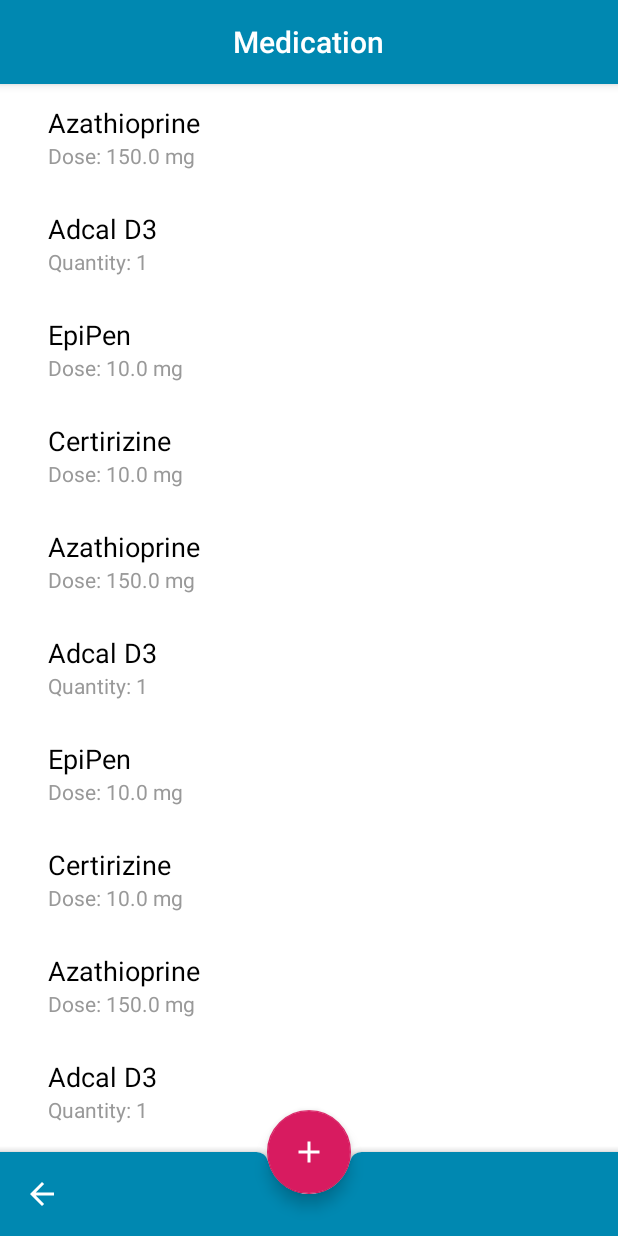
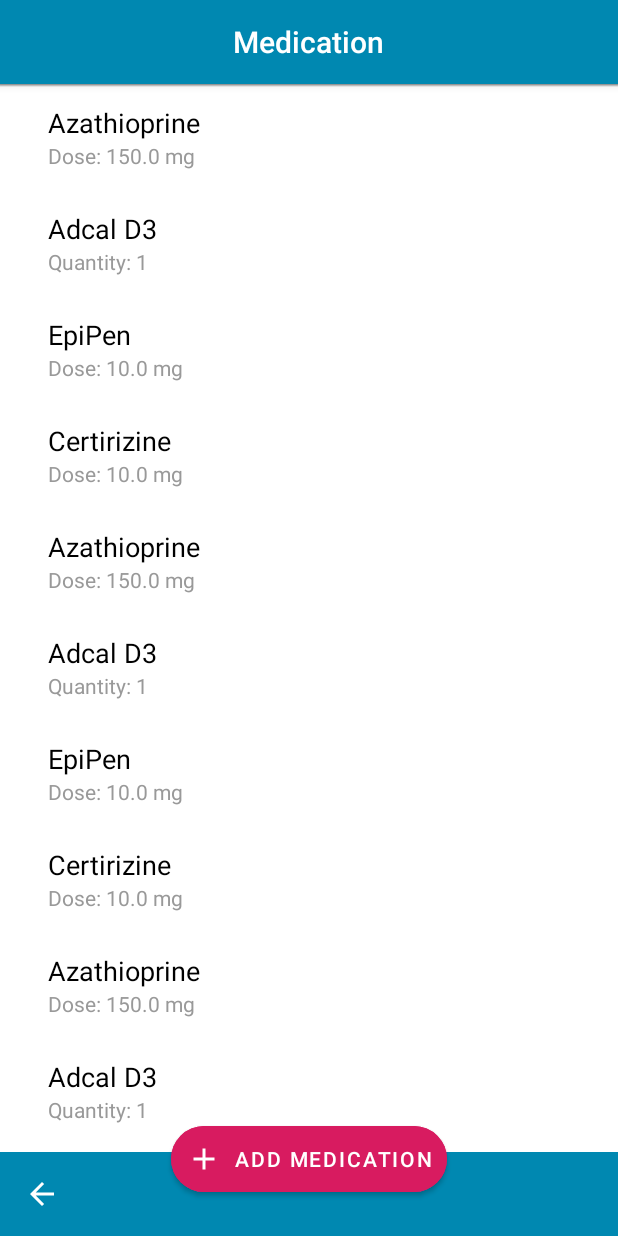
Before and after one commit to wrussell1999/medhelp-android, an Android app: the screen it shows after launch (MedicationOverview), after a tap on "VIEW MEDICATION", on a phone screen of 412 x 824 dp. Run offline under Robolectric (Android 15) with nearby library versions, the phone set to English and light mode, and no system bars; 1 statement that could not run was skipped.

Commit message:
Static bars with scroll

```diff
--- a/app/src/main/java/com/will_russell/medhelp/MedicationOverview.java
+++ b/app/src/main/java/com/will_russell/medhelp/MedicationOverview.java
@@ -4,6 +4,7 @@ import android.graphics.Color;
 import android.os.Bundle;
 
 import com.google.android.material.bottomappbar.BottomAppBar;
+import com.google.android.material.button.MaterialButton;
 import com.google.android.material.floatingactionbutton.FloatingActionButton;
 import androidx.appcompat.app.AppCompatActivity;
 import androidx.appcompat.widget.Toolbar;
@@ -26,8 +27,9 @@ public class MedicationOverview extends AppCompatActivity {
         this.getSupportActionBar().setDisplayHomeAsUpEnabled(true);
         this.getSupportActionBar().setHomeAsUpIndicator(R.drawable.ic_arrow_back_white_24dp);
 
-        FloatingActionButton fab = findViewById(R.id.fab);
-        fab.setOnClickListener(new View.OnClickListener() {
+
+        MaterialButton button = findViewById(R.id.fab);
+        button.setOnClickListener(new View.OnClickListener() {
             @Override
             public void onClick(View view) {
                 createMedication();
--- a/app/src/main/java/com/will_russell/medhelp/Timeline.java
+++ b/app/src/main/java/com/will_russell/medhelp/Timeline.java
@@ -38,36 +38,6 @@ public class Timeline extends AppCompatActivity {
             }
         });
 
-        NestedScrollView scroller = findViewById(R.id.scroll_view);
-        if (scroller != null) {
-            scroller.setOnScrollChangeListener(new NestedScrollView.OnScrollChangeListener() {
-                @Override
-                public void onScrollChange(NestedScrollView v, int scrollX, int scrollY, int oldScrollX, int oldScrollY) {
-                    MaterialButton bt = findViewById(R.id.med_button);
-                    boolean visible = true;
-                    if (scrollY > oldScrollY || scrollY == ( v.getMeasuredHeight() - v.getChildAt(0).getMeasuredHeight())) {
-                        Animation fadeOut = AnimationUtils.loadAnimation(getApplicationContext(), R.anim.button_fade_out);
-                        bt.startAnimation(fadeOut);
-                        bt.setVisibility(View.GONE);
-                        visible = false;
-                    }
-                    if (scrollY < oldScrollY || scrollY == 0) {
-                        Animation fadeIn = AnimationUtils.loadAnimation(getApplicationContext(), R.anim.button_fade_in);
-                        if (visible == false) {
-                            bt.startAnimation(fadeIn);
-                            visible = true;
-                        }
-                        bt.setVisibility(View.VISIBLE);
-
-                    }
-                }
-            });
-        }
-
-
-
-
-
         String[] times1 = new String[2];
         times1[0] = "10:00";
         times1[1] = "20:00";
@@ -87,6 +57,7 @@ public class Timeline extends AppCompatActivity {
         String[] none = new String[1];
         none[0] = "N/A";
 
+        for (int i = 0; i < 10; i++) {
             Medication.medicationList.add(new Medication(
                     "Azathioprine",
                     times1,
@@ -116,67 +87,7 @@ public class Timeline extends AppCompatActivity {
                     10.0,
                     none
             ));
-
-        Medication.medicationList.add(new Medication(
-                "Azathioprine",
-                times1,
-                times1.length,
-                150.0,
-                r1
-        ));
-
-        Medication.medicationList.add(new Medication(
-                "Adcal D3",
-                times2,
-                times2.length,
-                1,
-                r1
-        ));
-        Medication.medicationList.add(new Medication(
-                "EpiPen",
-                times3,
-                times3.length,
-                10.0,
-                r1
-        ));
-        Medication.medicationList.add(new Medication(
-                "Certirizine",
-                times4,
-                times4.length,
-                10.0,
-                none
-        ));
-
-        Medication.medicationList.add(new Medication(
-                "Azathioprine",
-                times1,
-                times1.length,
-                150.0,
-                r1
-        ));
-
-        Medication.medicationList.add(new Medication(
-                "Adcal D3",
-                times2,
-                times2.length,
-                1,
-                r1
-        ));
-        Medication.medicationList.add(new Medication(
-                "EpiPen",
-                times3,
-                times3.length,
-                10.0,
-                r1
-        ));
-        Medication.medicationList.add(new Medication(
-                "Certirizine",
-                times4,
-                times4.length,
-                10.0,
-                none
-        ));
-
+        }
         buildView();
     }
 
--- /dev/null
+++ b/app/src/main/res/drawable/toolbar_shadow.xml
@@ -0,0 +1,7 @@
+<?xml version="1.0" encoding="utf-8"?>
+<shape xmlns:android="http://schemas.android.com/apk/res/android"
+    android:shape="rectangle">
+    <gradient android:startColor="@android:color/transparent"
+        android:endColor="#88333333"
+        android:angle="90"/>
+</shape>
--- a/app/src/main/res/layout/activity_change_medication.xml
+++ b/app/src/main/res/layout/activity_change_medication.xml
@@ -107,8 +107,8 @@
         android:layout_gravity="bottom"
         style="@style/Widget.MaterialComponents.BottomAppBar"
         android:backgroundTint="@color/colorPrimary"
-        app:fabAnimationMode="slide"
         app:fabCradleMargin="0dp"
+        app:fabCradleRoundedCornerRadius="0dp"
         app:fabAlignmentMode="center"
         app:hideOnScroll="true"/>
 
--- a/app/src/main/res/layout/activity_medication_overview.xml
+++ b/app/src/main/res/layout/activity_medication_overview.xml
@@ -1,5 +1,5 @@
 <?xml version="1.0" encoding="utf-8"?>
-<androidx.coordinatorlayout.widget.CoordinatorLayout xmlns:android="http://schemas.android.com/apk/res/android"
+<androidx.constraintlayout.widget.ConstraintLayout xmlns:android="http://schemas.android.com/apk/res/android"
     xmlns:app="http://schemas.android.com/apk/res-auto"
     xmlns:tools="http://schemas.android.com/tools"
     android:layout_width="match_parent"
@@ -11,13 +11,17 @@
         android:id="@+id/app_bar"
         android:layout_width="match_parent"
         android:layout_height="?attr/actionBarSize"
-        android:theme="@style/AppTheme.AppBarOverlay">
+        android:theme="@style/AppTheme.AppBarOverlay"
+        app:layout_constraintTop_toTopOf="parent"
+        app:layout_constraintLeft_toLeftOf="parent"
+        app:layout_constraintRight_toRightOf="parent">
             <androidx.appcompat.widget.Toolbar
                 android:id="@+id/toolbar"
                 android:layout_width="match_parent"
                 android:layout_height="?attr/actionBarSize"
                 app:layout_collapseMode="pin"
                 app:popupTheme="@style/AppTheme.PopupOverlay"
+                app:layout_scrollFlags="scroll|enterAlways"
                 android:contentInsetLeft="0dp"
                 android:contentInsetStart="0dp"
                 app:contentInsetLeft="0dp"
@@ -40,10 +44,36 @@
                         android:textColor="@color/white" />
                 </LinearLayout>
             </androidx.appcompat.widget.Toolbar>
+
     </com.google.android.material.appbar.AppBarLayout>
 
-    <include layout="@layout/content_medication_overview" />
+    <View
+        app:layout_constraintTop_toBottomOf="@id/app_bar"
+        app:layout_constraintLeft_toLeftOf="parent"
+        app:layout_constraintRight_toRightOf="parent"
+        android:layout_width="match_parent"
+        android:layout_height="2dp"
+        android:background="@drawable/toolbar_shadow"/>
 
+    <FrameLayout
+        android:layout_width="match_parent"
+        android:layout_height="0dp"
+        app:layout_constraintBottom_toTopOf="@id/bar_layout"
+        app:layout_constraintEnd_toEndOf="parent"
+        app:layout_constraintStart_toStartOf="parent"
+        app:layout_constraintTop_toBottomOf="@id/app_bar">
+        <include
+            layout="@layout/content_medication_overview" />
+    </FrameLayout>
+
+    <androidx.coordinatorlayout.widget.CoordinatorLayout
+        android:id="@+id/bar_layout"
+        android:layout_width="match_parent"
+        android:layout_height="wrap_content"
+        android:layout_gravity="bottom"
+        app:layout_constraintBottom_toBottomOf="parent"
+        app:layout_constraintLeft_toLeftOf="parent"
+        app:layout_constraintRight_toRightOf="parent">
         <com.google.android.material.bottomappbar.BottomAppBar
             android:id="@+id/bar"
             android:layout_width="match_parent"
@@ -53,18 +83,23 @@
             android:backgroundTint="@color/colorPrimary"
             app:fabAnimationMode="slide"
             app:navigationIcon="@drawable/ic_arrow_back_white_24dp"
-        app:hideOnScroll="true"
-        app:fabCradleMargin="0dp" />
-
-    <com.google.android.material.floatingactionbutton.FloatingActionButton
-        android:id="@+id/fab"
+            app:fabCradleMargin="0dp"
+            app:fabCradleRoundedCornerRadius="0dp" />
+    </androidx.coordinatorlayout.widget.CoordinatorLayout>
+    <com.google.android.material.button.MaterialButton
+        app:layout_constraintBottom_toBottomOf="parent"
+        app:layout_constraintLeft_toLeftOf="parent"
+        app:layout_constraintRight_toRightOf="parent"
+        android:id="@+id/med_button"
         android:layout_width="wrap_content"
         android:layout_height="wrap_content"
-        android:layout_margin="@dimen/fab_margin"
-        app:layout_anchor="@id/bar"
-        app:layout_anchorGravity="bottom|end"
-        app:tint="@color/white"
-        app:backgroundTint="@color/colorAccent"
-        app:srcCompat="@drawable/ic_add_white_24dp" />
-
-</androidx.coordinatorlayout.widget.CoordinatorLayout>
+        android:padding="10dp"
+        android:text="@string/add_medication"
+        android:backgroundTint="@color/colorAccent"
+        app:cornerRadius="22dp"
+        app:layout_anchor="@id/bar_layout"
+        app:layout_anchorGravity="bottom|center_horizontal"
+        android:layout_margin="23dp"
+        style="@style/Widget.MaterialComponents.Button.Icon"
+        app:icon="@drawable/ic_add_white_24dp"/>
+</androidx.constraintlayout.widget.ConstraintLayout>
--- a/app/src/main/res/layout/activity_timeline.xml
+++ b/app/src/main/res/layout/activity_timeline.xml
@@ -1,16 +1,20 @@
 <?xml version="1.0" encoding="utf-8"?>
-<androidx.coordinatorlayout.widget.CoordinatorLayout xmlns:android="http://schemas.android.com/apk/res/android"
+
+<androidx.constraintlayout.widget.ConstraintLayout
+    xmlns:android="http://schemas.android.com/apk/res/android"
     xmlns:app="http://schemas.android.com/apk/res-auto"
     xmlns:tools="http://schemas.android.com/tools"
     android:layout_width="match_parent"
     android:layout_height="match_parent"
     android:fitsSystemWindows="true"
     tools:context=".Timeline">
-
     <com.google.android.material.appbar.AppBarLayout
         android:id="@+id/app_bar"
         android:layout_width="match_parent"
         android:layout_height="wrap_content"
+        app:layout_constraintTop_toTopOf="parent"
+        app:layout_constraintLeft_toLeftOf="parent"
+        app:layout_constraintRight_toRightOf="parent"
         android:theme="@style/AppTheme.AppBarOverlay">
         <androidx.appcompat.widget.Toolbar
             android:id="@+id/toolbar"
@@ -41,30 +45,58 @@
         </androidx.appcompat.widget.Toolbar>
     </com.google.android.material.appbar.AppBarLayout>
 
-    <include layout="@layout/content_timeline"/>
+    <View
+        app:layout_constraintTop_toBottomOf="@id/app_bar"
+        app:layout_constraintLeft_toLeftOf="parent"
+        app:layout_constraintRight_toRightOf="parent"
+        android:layout_width="match_parent"
+        android:layout_height="2dp"
+        android:background="@drawable/toolbar_shadow"/>
 
+    <FrameLayout
+        android:id="@+id/content"
+        android:layout_width="match_parent"
+        android:layout_height="0dp"
+        app:layout_constraintBottom_toTopOf="@id/bar_layout"
+        app:layout_constraintStart_toStartOf="parent"
+        app:layout_constraintEnd_toEndOf="parent"
+        app:layout_constraintTop_toBottomOf="@id/app_bar">
+        <include layout="@layout/content_timeline" />
+    </FrameLayout>
+
+    <androidx.coordinatorlayout.widget.CoordinatorLayout
+        android:id="@+id/bar_layout"
+        android:layout_width="match_parent"
+        android:layout_height="wrap_content"
+        android:layout_gravity="bottom"
+        android:layout_below="@id/content"
+        app:layout_constraintBottom_toBottomOf="parent"
+        app:layout_constraintLeft_toLeftOf="parent"
+        app:layout_constraintRight_toRightOf="parent">
         <com.google.android.material.bottomappbar.BottomAppBar
             android:id="@+id/bar"
             android:layout_width="match_parent"
             android:layout_height="wrap_content"
             android:layout_gravity="bottom"
             style="@style/Widget.MaterialComponents.BottomAppBar"
-        android:backgroundTint="@color/colorPrimary"
-        app:fabAnimationMode="scale"
-        app:hideOnScroll="true"
-        app:fabCradleRoundedCornerRadius="100dp" />
+            android:backgroundTint="@color/colorPrimary" />
+    </androidx.coordinatorlayout.widget.CoordinatorLayout>
 
     <com.google.android.material.button.MaterialButton
+        app:layout_constraintBottom_toBottomOf="parent"
+        app:layout_constraintLeft_toLeftOf="parent"
+        app:layout_constraintRight_toRightOf="parent"
         android:id="@+id/med_button"
         android:layout_width="wrap_content"
         android:layout_height="wrap_content"
         android:padding="10dp"
-        android:text="View Medication"
+        android:text="@string/view_medication"
         android:backgroundTint="@color/colorAccent"
         app:cornerRadius="22dp"
-        app:layout_anchor="@id/bar"
+        app:layout_anchor="@id/bar_layout"
         app:layout_anchorGravity="bottom|center_horizontal"
         android:layout_margin="23dp"
         style="@style/Widget.MaterialComponents.Button.Icon"
         app:icon="@drawable/ic_assignment_white_24dp"/>
-</androidx.coordinatorlayout.widget.CoordinatorLayout>
+
+</androidx.constraintlayout.widget.ConstraintLayout>
--- a/app/src/main/res/values/strings.xml
+++ b/app/src/main/res/values/strings.xml
@@ -11,6 +11,8 @@
 
     <string name="pick_time">Pick Time To Take Medication</string>
     <string name="pick_date">Pick End Date Of Prescription</string>
+    <string name="view_medication">View medication</string>
+    <string name="add_medication">Add medication</string>
 
     <string name="medication_name">Medication name</string>
 
```
Lines whose indentation alone changed are shown as unchanged.
